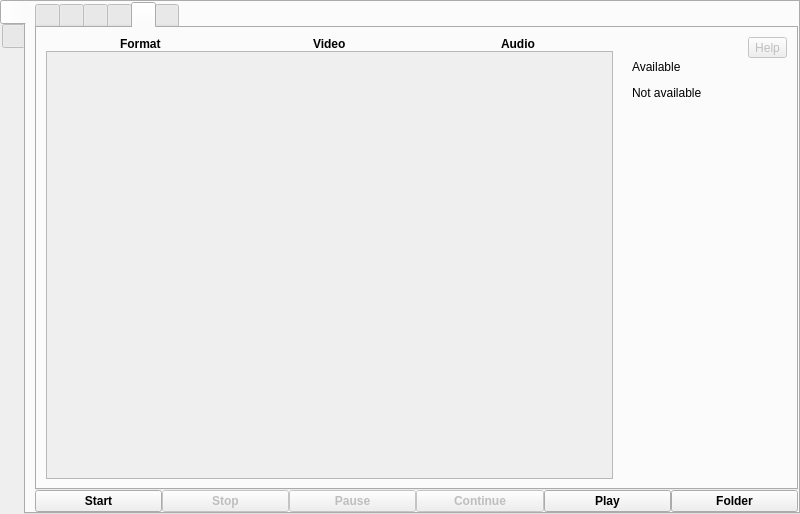
vkohaupt/vokoscreenNG, file src/wayland/formMainWindow_wl.ui: the form before one commit.
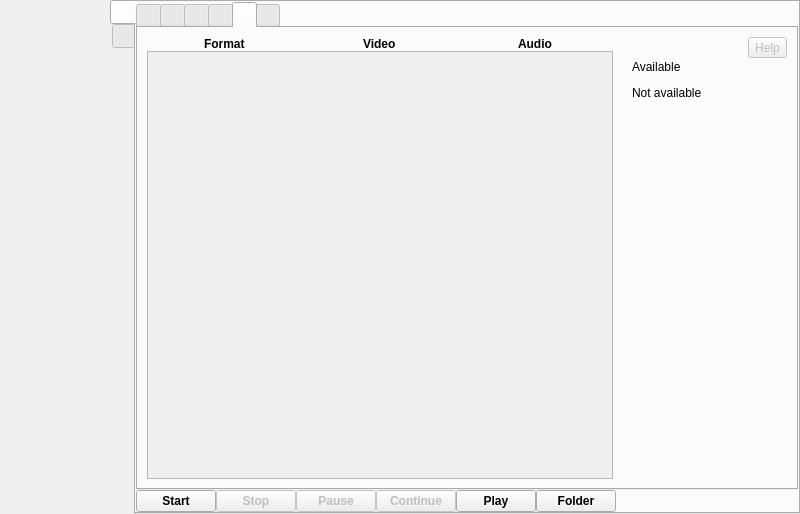
The form after the commit. The open tabs and pages were chosen to show the change. Icons and pictures are not drawn.

What changed in the file:
```diff
--- a/src/wayland/formMainWindow_wl.ui
+++ b/src/wayland/formMainWindow_wl.ui
@@ -31,6 +31,95 @@
      <number>0</number>
     </property>
     <item>
+     <layout class="QHBoxLayout" name="horizontalLayout_13">
+      <property name="spacing">
+       <number>0</number>
+      </property>
+      <item>
+       <layout class="QVBoxLayout" name="verticalLayout_5">
+        <property name="spacing">
+         <number>0</number>
+        </property>
+        <item>
+         <widget class="QToolButton" name="toolButtonScreencast">
+          <property name="minimumSize">
+           <size>
+            <width>110</width>
+            <height>56</height>
+           </size>
+          </property>
+          <property name="text">
+           <string notr="true"/>
+          </property>
+          <property name="icon">
+           <iconset resource="../screencast.qrc">
+            <normaloff>:/pictures/screencast/monitor.png</normaloff>:/pictures/screencast/monitor.png</iconset>
+          </property>
+          <property name="iconSize">
+           <size>
+            <width>48</width>
+            <height>48</height>
+           </size>
+          </property>
+          <property name="checkable">
+           <bool>true</bool>
+          </property>
+          <property name="autoExclusive">
+           <bool>true</bool>
+          </property>
+          <property name="autoRaise">
+           <bool>true</bool>
+          </property>
+         </widget>
+        </item>
+        <item>
+         <widget class="QToolButton" name="toolButtonLog">
+          <property name="minimumSize">
+           <size>
+            <width>110</width>
+            <height>56</height>
+           </size>
+          </property>
+          <property name="text">
+           <string notr="true"/>
+          </property>
+          <property name="icon">
+           <iconset resource="../screencast.qrc">
+            <normaloff>:/pictures/log/log.png</normaloff>:/pictures/log/log.png</iconset>
+          </property>
+          <property name="iconSize">
+           <size>
+            <width>48</width>
+            <height>48</height>
+           </size>
+          </property>
+          <property name="checkable">
+           <bool>true</bool>
+          </property>
+          <property name="autoExclusive">
+           <bool>true</bool>
+          </property>
+          <property name="autoRaise">
+           <bool>true</bool>
+          </property>
+         </widget>
+        </item>
+        <item>
+         <spacer name="verticalSpacer">
+          <property name="orientation">
+           <enum>Qt::Vertical</enum>
+          </property>
+          <property name="sizeHint" stdset="0">
+           <size>
+            <width>20</width>
+            <height>40</height>
+           </size>
+          </property>
+         </spacer>
+        </item>
+       </layout>
+      </item>
+      <item>
      <widget class="QTabWidget" name="tabWidgetSideBar">
       <property name="tabPosition">
        <enum>QTabWidget::West</enum>
@@ -38,12 +127,6 @@
       <property name="currentIndex">
        <number>0</number>
       </property>
-      <property name="iconSize">
-       <size>
-        <width>72</width>
-        <height>72</height>
-       </size>
-      </property>
       <widget class="QWidget" name="tab_3">
        <attribute name="icon">
         <iconset resource="../screencast.qrc">
@@ -56,6 +139,9 @@
         <property name="spacing">
          <number>0</number>
         </property>
+          <property name="leftMargin">
+           <number>0</number>
+          </property>
         <property name="topMargin">
          <number>0</number>
         </property>
@@ -920,8 +1006,8 @@
                   <rect>
                    <x>0</x>
                    <y>0</y>
-                   <width>459</width>
-                   <height>378</height>
+                     <width>419</width>
+                     <height>376</height>
                   </rect>
                  </property>
                  <layout class="QGridLayout" name="gridLayoutAvailable">
@@ -1566,6 +1652,19 @@
             </property>
            </widget>
           </item>
+            <item>
+             <spacer name="horizontalSpacer_4">
+              <property name="orientation">
+               <enum>Qt::Horizontal</enum>
+              </property>
+              <property name="sizeHint" stdset="0">
+               <size>
+                <width>40</width>
+                <height>20</height>
+               </size>
+              </property>
+             </spacer>
+            </item>
          </layout>
         </item>
        </layout>
@@ -1621,6 +1720,8 @@
        </layout>
       </widget>
      </widget>
+      </item>
+     </layout>
     </item>
    </layout>
   </widget>
```
Left out of the diff: 13 changed lines with no effect on the pictures. Lines whose indentation alone changed are shown as unchanged.
